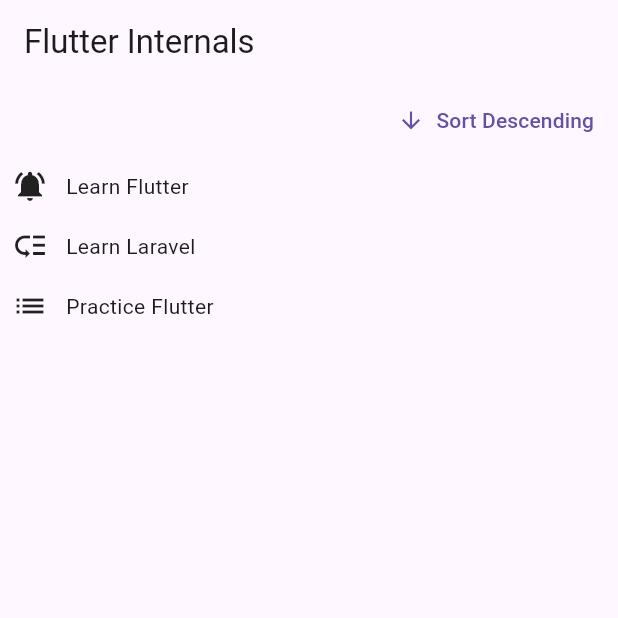
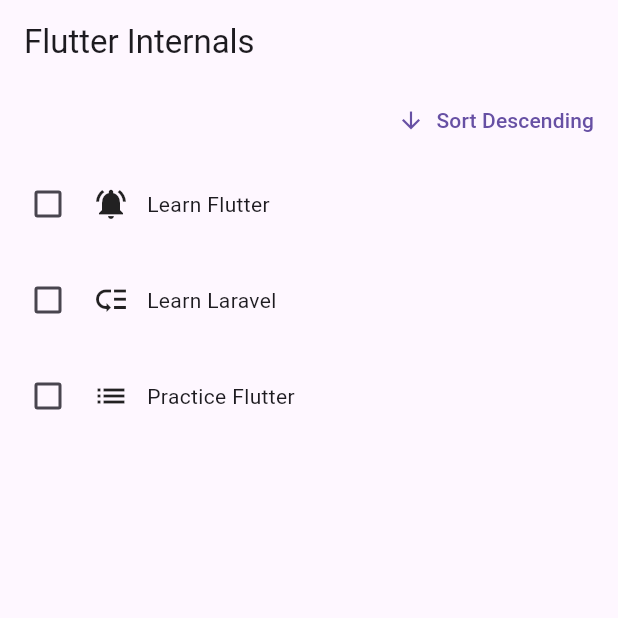
Before and after one commit to eacardenase/flutter-todoey, a Flutter app: the screen it shows after launch, on a phone screen of 412 x 824 dp, the top half of it. Run offline on Flutter 3.47's test engine with Material 3 defaults, Android fonts, the phone set to English and light mode, and no system bars.

Commit message:
feat: use widgets keys to attach widget, element and state

```diff
--- a/lib/keys/keys.dart
+++ b/lib/keys/keys.dart
@@ -1,5 +1,6 @@
 import 'package:flutter/material.dart';
 
+import 'package:todoey/keys/checkable_todo_item.dart';
 import 'package:todoey/keys/todo_item.dart';
 
 class Todo {
@@ -62,7 +63,9 @@ class _KeysState extends State<Keys> {
           child: Column(
             children: [
               for (final todo in _orderedTodos)
-                TodoItem(
+                CheckableTodoItem(
+                  // key: ObjectKey(todo),
+                  key: ValueKey(todo),
                   todo: todo,
                 )
             ],
```
